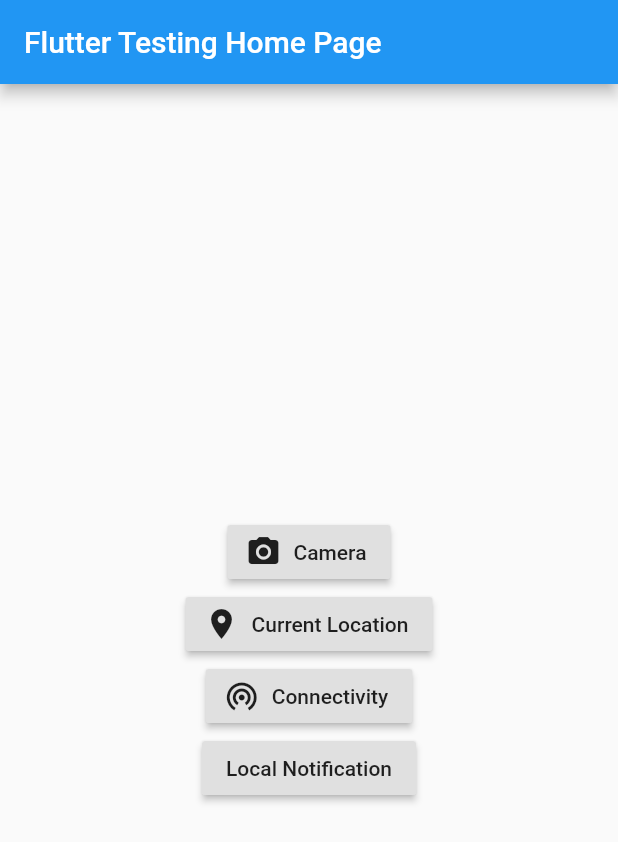
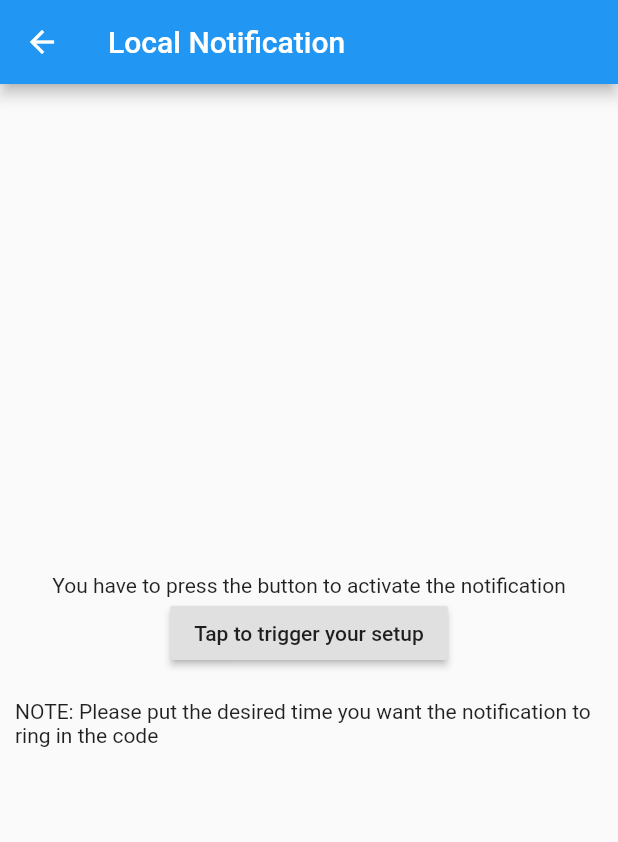
Before and after one commit to a-ng9/test_flutter, a Flutter app: the screen it shows after launch, after a tap on "Local Notification", on a phone screen of 412 x 824 dp. Shown: the top 842 px of the screen. Run offline on Flutter 3.47's test engine with Material 2 defaults, Android fonts, the phone set to English and light mode, and no system bars; our stand-ins replace connectivity, flutter_local_notifications, image_picker, location.

Commit message:
updated local notification

```diff
--- a/lib/main.dart
+++ b/lib/main.dart
@@ -2,8 +2,7 @@ import 'package:flutter/material.dart';
 import 'package:test_flutter/screens/connectivity.dart';
 
 import 'package:test_flutter/screens/camera.dart';
-import 'package:test_flutter/widgets/connectivity.dart';
-
+import 'package:test_flutter/screens/local_notification.dart';
 import 'package:test_flutter/widgets/location_input.dart';
 
 void main() => runApp(MyApp());
@@ -61,9 +60,15 @@ class _MyHomePageState extends State<MyHomePage> {
                           builder: (context) => InternetConnectivity()));
                 },
               ),
-              RaisedButton(
-                onPressed: () {},
-                child: Text("Local Notification"),
+              RaisedButton.icon(
+                onPressed: () {
+                  Navigator.push(
+                      context,
+                      MaterialPageRoute(
+                          builder: (context) => LocalNotification()));
+                },
+                icon: Icon(Icons.notifications),
+                label: Text("Local Notification"),
               )
             ],
           ),
--- /dev/null
+++ b/lib/screens/local_notification.dart
@@ -0,0 +1,90 @@
+import 'package:flutter/material.dart';
+import 'package:flutter_local_notifications/flutter_local_notifications.dart';
+
+class LocalNotification extends StatefulWidget {
+  @override
+  _LocalNotificationState createState() => _LocalNotificationState();
+}
+
+class _LocalNotificationState extends State<LocalNotification> {
+  FlutterLocalNotificationsPlugin flutterLocalNotificationsPlugin;
+
+  @override
+  void initState() {
+    super.initState();
+    flutterLocalNotificationsPlugin = FlutterLocalNotificationsPlugin();
+    var android = AndroidInitializationSettings('@mipmap/ic_launcher');
+    var ios = IOSInitializationSettings();
+    var initSettings = InitializationSettings(android, ios);
+    flutterLocalNotificationsPlugin.initialize(initSettings,
+        onSelectNotification: onSelectNotification);
+
+///////function below is set to work without the button
+    setState(() {
+      showNotification();
+    });
+  }
+
+  Future<void> onSelectNotification(String payload) {
+    debugPrint("payload : $payload");
+    return showDialog(
+        context: context,
+        builder: (_) => AlertDialog(
+              title: Text("Hello"),
+              content: Text("$payload"),
+            ));
+  }
+
+  @override
+  Widget build(BuildContext context) {
+    return Scaffold(
+      appBar: AppBar(
+        title: Text("Local Notification"),
+      ),
+      body: Padding(
+        padding: const EdgeInsets.all(10.0),
+        child: Center(
+          child: Column(
+            mainAxisAlignment: MainAxisAlignment.center,
+            children: <Widget>[
+              Text("You have to press the button to activate the notification"),
+              RaisedButton(
+                onPressed: () {
+                  // showNotification();
+                },
+                child: Text("Tap to trigger your setup"),
+              ),
+              SizedBox(height: 20),
+              Text(
+                  "NOTE: Please put the desired time you want the notification to ring in the code"),
+            ],
+          ),
+        ),
+      ),
+    );
+  }
+
+  String _toTwoDigitString(int value) {
+    return value.toString().padLeft(2, '0');
+  }
+
+  showNotification() async {
+    //input your time you want the notification to go off
+    //time works in 24hours format
+    var time = Time(16, 15, 00);
+    var androidPlatformChannelSpecifics = AndroidNotificationDetails(
+        'repeatDailyAtTime channel id',
+        'repeatDailyAtTime channel name',
+        'repeatDailyAtTime description');
+    var iOSPlatformChannelSpecifics = IOSNotificationDetails();
+    var platformChannelSpecifics = NotificationDetails(
+        androidPlatformChannelSpecifics, iOSPlatformChannelSpecifics);
+    await flutterLocalNotificationsPlugin.showDailyAtTime(
+        0,
+        'show daily title',
+        'Daily notification shown at approximately ${_toTwoDigitString(time.hour)}:${_toTwoDigitString(time.minute)}:${_toTwoDigitString(time.second)}',
+        time,
+        platformChannelSpecifics,
+        payload: "Welcome back");
+  }
+}
--- a/lib/widgets/connectivity.dart
+++ /dev/null
@@ -1,4 +0,0 @@
-import 'package:flutter/material.dart';
-import 'package:connectivity/connectivity.dart';
-
-_checkInternet() {}
--- a/pubspec.yaml
+++ b/pubspec.yaml
@@ -27,6 +27,8 @@ dependencies:
   location: 2.3.5
   connectivity: 0.4.5+2
   data_connection_checker: 0.3.4
+  flutter_local_notifications: 0.8.4
+
 
 
 
```
Also changed, not shown: pubspec.lock, 2 other files.
